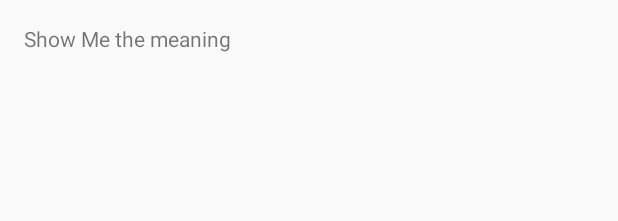
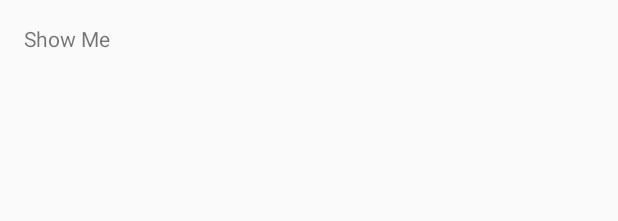
Before and after one commit to Blink184/TreeCommunicationProject, an Android app: the layout activity_main.xml on its own in the app's theme, with its tools: preview values and no code run, on a phone screen of 412 x 824 dp. Shown: the top 221 px of the screen. Run offline under Robolectric (Android 15) with nearby library versions, the phone set to English and light mode, and no system bars.

Commit message:
Revert "2"
This reverts commit 31621d2abede07b63688924fb124f1132eccc55f.

```diff
--- a/app/src/main/res/layout/activity_main.xml
+++ b/app/src/main/res/layout/activity_main.xml
@@ -12,5 +12,5 @@
     <TextView
         android:layout_width="wrap_content"
         android:layout_height="wrap_content"
-        android:text="Show Me the meaning" />
+        android:text="Show Me" />
 </RelativeLayout>
```
